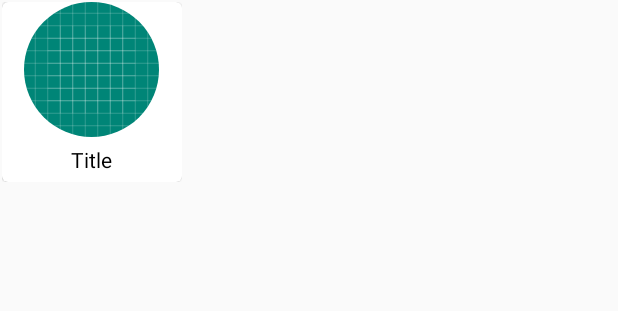
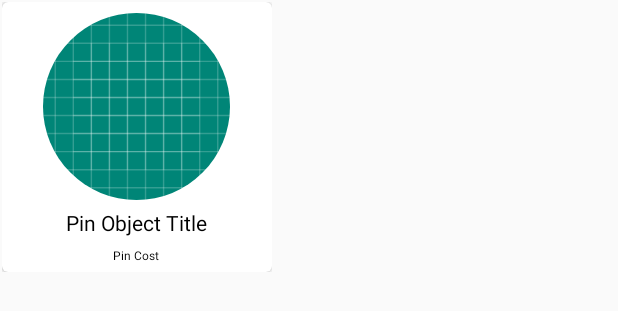
Before and after one commit to kaganon/TheDecuratorBeta, an Android app: the layout fragment_pins.xml on its own in the app's theme, with its tools: preview values and no code run, on a phone screen of 412 x 824 dp. Shown: the top 311 px of the screen. Run offline under Robolectric (Android 15) with nearby library versions, the phone set to English and light mode, and no system bars.

Commit message:
product pins metadata working and displaying on activity

```diff
--- a/app/src/main/res/layout/activity_login.xml
+++ b/app/src/main/res/layout/activity_login.xml
@@ -9,9 +9,10 @@
 
     <Button
         android:id="@+id/login_button"
-        android:text="Login with Pinterest"
         android:layout_width="wrap_content"
-        android:layout_height="wrap_content" />
+        android:layout_height="wrap_content"
+        android:elevation="25dp"
+        android:text="Login with Pinterest" />
 
 
 
--- a/app/src/main/res/layout/fragment_pins.xml
+++ b/app/src/main/res/layout/fragment_pins.xml
@@ -4,6 +4,7 @@
     android:layout_width="wrap_content"
     android:layout_height="wrap_content"
     android:layout_margin="1dp"
+    android:paddingBottom="10dp"
     xmlns:app="http://schemas.android.com/apk/res-auto"
     tools:context=".PinsFragment">
 
@@ -11,19 +12,21 @@
     <android.support.v7.widget.CardView
         app:cardCornerRadius="4dp"
         app:cardMaxElevation="2dp"
-        app:cardElevation="1dp"
-        android:layout_width="120dp"
-        android:layout_height="120dp">
+        app:cardElevation="2dp"
+        android:layout_width="180dp"
+        android:layout_height="180dp">
 
         <RelativeLayout
             android:layout_width="match_parent"
             android:layout_height="match_parent">
 
             <de.hdodenhof.circleimageview.CircleImageView
+                android:layout_marginTop="2dp"
                 android:id="@+id/pin_img"
-                android:layout_width="90dp"
-                android:layout_height="90dp"
+                android:layout_width="130dp"
+                android:layout_height="130dp"
                 android:scaleType="centerCrop"
+                android:paddingTop="5dp"
                 android:layout_centerHorizontal="true"
                 android:src="@drawable/ic_launcher_background"
                 />
@@ -35,12 +38,27 @@
                 android:gravity="center"
                 android:layout_marginTop="5dp"
                 android:layout_width="wrap_content"
-                android:layout_height="20dp"
-                android:text="Title"
+                android:layout_height="wrap_content"
+                android:text="Pin Object Title"
                 android:layout_marginBottom="5dp"
                 android:autoSizeTextType="uniform"
                 android:autoSizeMinTextSize="8sp"
-                android:autoSizeMaxTextSize="15sp"
+                android:autoSizeMaxTextSize="25sp"
+                android:textColor="#000"/>
+
+            <TextView
+                android:id="@+id/pin_cost"
+                android:layout_below="@+id/pin_title"
+                android:layout_centerHorizontal="true"
+                android:gravity="center"
+                android:layout_marginTop="1dp"
+                android:layout_width="wrap_content"
+                android:layout_height="wrap_content"
+                android:text="Pin Cost"
+                android:layout_marginBottom="5dp"
+                android:autoSizeTextType="uniform"
+                android:autoSizeMinTextSize="8sp"
+                android:autoSizeMaxTextSize="25sp"
                 android:textColor="#000"/>
 
 
--- a/app/src/main/res/layout/item_project_list.xml
+++ b/app/src/main/res/layout/item_project_list.xml
@@ -13,7 +13,8 @@
         app:cardCornerRadius="4dp"
         app:cardElevation="4dp"
         app:cardUseCompatPadding="true"
-        app:contentPadding="16dp" >
+        app:contentPadding="16dp">
+
 
         <android.support.constraint.ConstraintLayout
             android:layout_width="match_parent"
--- a/app/src/main/res/values/colors.xml
+++ b/app/src/main/res/values/colors.xml
@@ -2,5 +2,5 @@
 <resources>
     <color name="colorPrimary">#008577</color>
     <color name="colorPrimaryDark">#00574B</color>
-    <color name="colorAccent">#D81B60</color>
+    <color name="colorAccent">#d81b60</color>
 </resources>
```
Also changed, not shown: app/src/main/java/com/example/katrina/thedecuratorbeta/PinsRvAdapter.java (+60 -4 lines), 1 other file.
